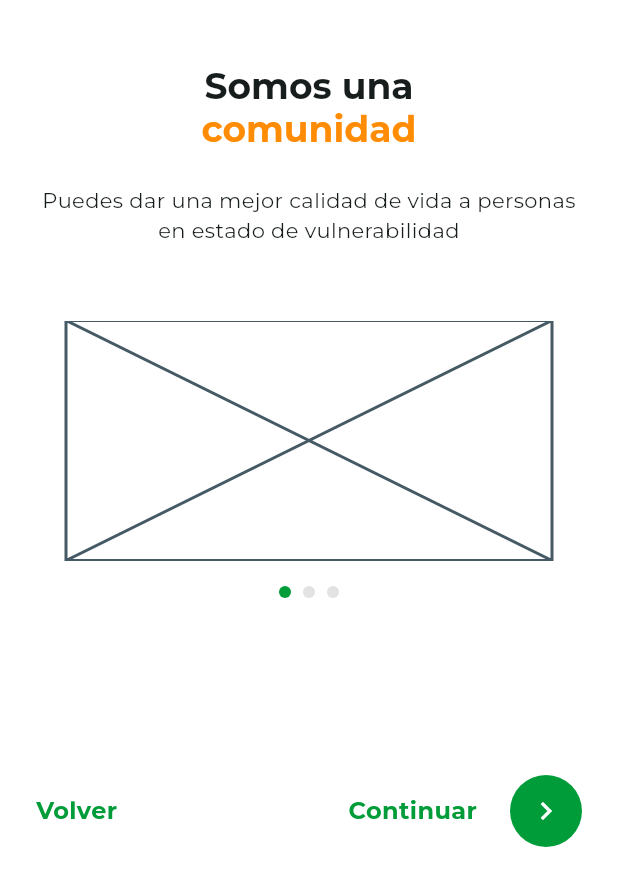
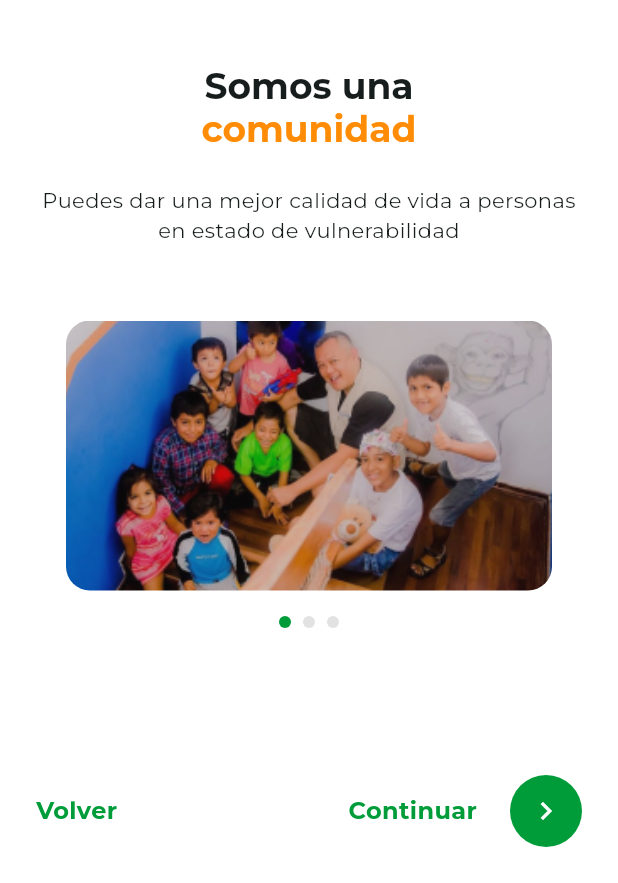
Before and after one commit to Celstren/proyectos_amor, a Flutter app: the screen it shows after launch, after a tap on "Continuar", on a phone screen of 412 x 824 dp, the part 353-1236 px from its top. Run offline on Flutter 3.47's test engine with Material 3 defaults, Android fonts, the phone set to English and light mode, and no system bars; drawn by our look-alikes of carousel_slider; our stand-ins replace auto_route, cached_network_image, flutter_bloc, flutter_svg, flutter_widget_from_html, get_it and 4 more; generated files the repository leaves out were written again; project files that could hold a hidden picture were left out.

Commit message:
Onboarding enhancement

```diff
--- a/lib/features/onboarding/onboarding_images.dart
+++ b/lib/features/onboarding/onboarding_images.dart
@@ -2,4 +2,6 @@ class OnboardingImages {
   static const String splashImageOne = 'assets/onboarding/splash_main_one.svg';
   static const String splashImageTwo = 'assets/onboarding/splash_main_two.svg';
   static const String splashImageThree = 'assets/onboarding/splash_main_three.svg';
+  static const String onboardingOnePlaceholder = 'assets/onboarding/onboarding_one_placeholder.png';
+  static const String onboardingTwoPlaceholder = 'assets/onboarding/onboarding_two_placeholder.png';
 }
--- a/lib/features/onboarding/presentation/content/onboarding_steps/onboarding_step_one/onboarding_step_one.dart
+++ b/lib/features/onboarding/presentation/content/onboarding_steps/onboarding_step_one/onboarding_step_one.dart
@@ -1,4 +1,6 @@
 import 'package:app_ui/app_constants/colors_constant.dart';
+import 'package:app_ui/app_constants/size_constants.dart';
+import 'package:app_ui/app_image/app_image.dart';
 import 'package:carousel_slider/carousel_slider.dart';
 import 'package:flutter/material.dart';
 import 'package:proyectos_amor/features/onboarding/logic_holders/cubits/change_onboarding_step_cubit/change_onboarding_step_cubit.dart';
@@ -37,13 +39,40 @@ class _OnboardingStepOneState extends State<OnboardingStepOne> {
           const SizedBox(height: 50),
           CarouselSlider(
             carouselController: carouselSliderController,
-            items: const <Widget>[
-              SizedBox(width: 324, child: Placeholder()),
-              SizedBox(width: 324, child: Placeholder()),
-              SizedBox(width: 324, child: Placeholder()),
+            items: <Widget>[
+              SizedBox(
+                width: 324,
+                child: ClipRRect(
+                  borderRadius: BorderRadius.circular(SizeConstants.lg),
+                  child: const AppImage.assetImage(
+                    asset: OnboardingImages.onboardingOnePlaceholder,
+                    fit: BoxFit.cover,
+                  ),
+                ),
+              ),
+              SizedBox(
+                width: 324,
+                child: ClipRRect(
+                  borderRadius: BorderRadius.circular(SizeConstants.lg),
+                  child: const AppImage.assetImage(
+                    asset: OnboardingImages.onboardingOnePlaceholder,
+                    fit: BoxFit.cover,
+                  ),
+                ),
+              ),
+              SizedBox(
+                width: 324,
+                child: ClipRRect(
+                  borderRadius: BorderRadius.circular(SizeConstants.lg),
+                  child: const AppImage.assetImage(
+                    asset: OnboardingImages.onboardingOnePlaceholder,
+                    fit: BoxFit.cover,
+                  ),
+                ),
+              ),
             ],
             options: CarouselOptions(
-              height: 160,
+              height: 180,
               viewportFraction: 1,
               enableInfiniteScroll: true,
               onPageChanged: (index, reason) {
--- a/lib/features/onboarding/presentation/content/onboarding_steps/onboarding_step_two/onboarding_step_two.dart
+++ b/lib/features/onboarding/presentation/content/onboarding_steps/onboarding_step_two/onboarding_step_two.dart
@@ -1,4 +1,6 @@
 import 'package:app_ui/app_constants/colors_constant.dart';
+import 'package:app_ui/app_constants/size_constants.dart';
+import 'package:app_ui/app_image/app_image.dart';
 import 'package:carousel_slider/carousel_slider.dart';
 import 'package:flutter/material.dart';
 import 'package:proyectos_amor/features/onboarding/logic_holders/cubits/change_onboarding_step_cubit/change_onboarding_step_cubit.dart';
@@ -37,13 +39,40 @@ class _OnboardingStepTwoState extends State<OnboardingStepTwo> {
           const SizedBox(height: 50),
           CarouselSlider(
             carouselController: carouselSliderController,
-            items: const <Widget>[
-              SizedBox(width: 324, child: Placeholder()),
-              SizedBox(width: 324, child: Placeholder()),
-              SizedBox(width: 324, child: Placeholder()),
+            items: <Widget>[
+              SizedBox(
+                width: 324,
+                child: ClipRRect(
+                  borderRadius: BorderRadius.circular(SizeConstants.lg),
+                  child: const AppImage.assetImage(
+                    asset: OnboardingImages.onboardingTwoPlaceholder,
+                    fit: BoxFit.cover,
+                  ),
+                ),
+              ),
+              SizedBox(
+                width: 324,
+                child: ClipRRect(
+                  borderRadius: BorderRadius.circular(SizeConstants.lg),
+                  child: const AppImage.assetImage(
+                    asset: OnboardingImages.onboardingTwoPlaceholder,
+                    fit: BoxFit.cover,
+                  ),
+                ),
+              ),
+              SizedBox(
+                width: 324,
+                child: ClipRRect(
+                  borderRadius: BorderRadius.circular(SizeConstants.lg),
+                  child: const AppImage.assetImage(
+                    asset: OnboardingImages.onboardingTwoPlaceholder,
+                    fit: BoxFit.cover,
+                  ),
+                ),
+              ),
             ],
             options: CarouselOptions(
-              height: 160,
+              height: 180,
               viewportFraction: 1,
               enableInfiniteScroll: true,
               onPageChanged: (index, reason) {
```
Also changed, not shown: lib/features/onboarding/presentation/content/onboarding_steps/onboarding_step_three/onboarding_chip.dart (added, +29 -0 lines), lib/features/onboarding/presentation/content/onboarding_steps/onboarding_step_three/onboarding_step_three.dart (+69 -5 lines), assets/onboarding/onboarding_one_placeholder.png (added), assets/onboarding/onboarding_two_placeholder.png (added).
